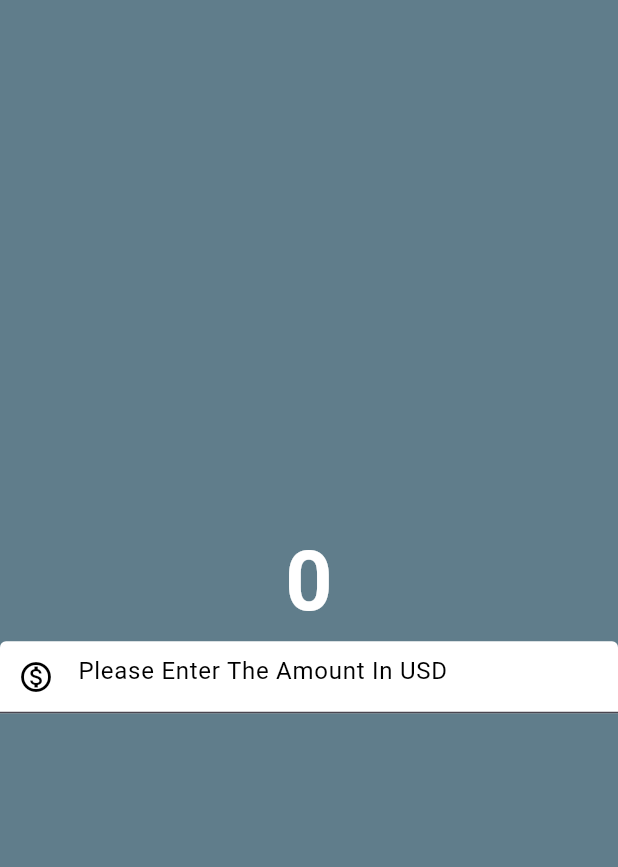
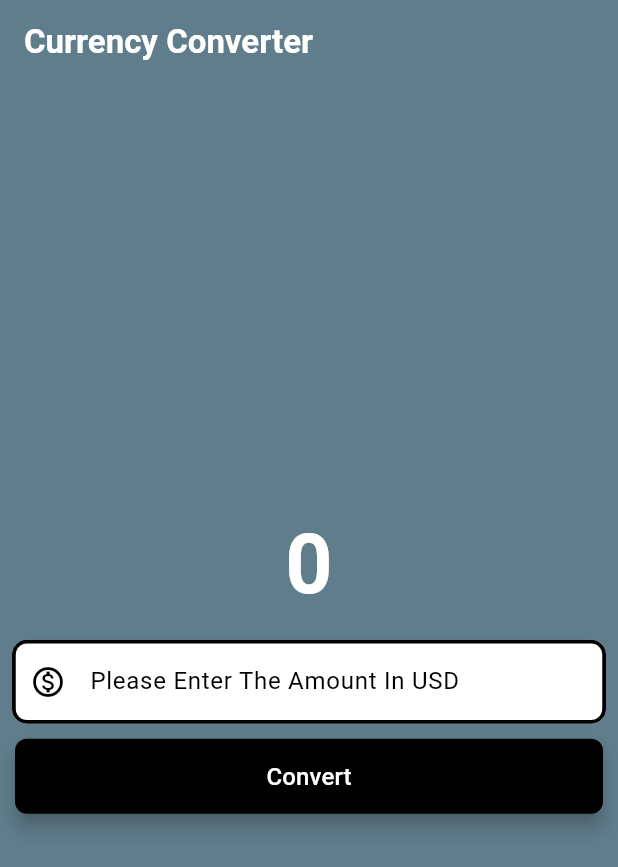
Before and after one commit to abhinav4190/Currency_Converter, a Flutter app: the screen it shows after launch, on a phone screen of 412 x 824 dp. Shown: the top 867 px of the screen. Run offline on Flutter 3.47's test engine with Material 3 defaults, Android fonts, the phone set to English and light mode, and no system bars.

Commit message:
final UI

```diff
--- a/lib/currency_converter_material_page.dart
+++ b/lib/currency_converter_material_page.dart
@@ -4,40 +4,72 @@ class CurrencyConverterMaterialPage extends StatelessWidget {
   const CurrencyConverterMaterialPage({super.key});
   @override
   Widget build(BuildContext context) {
-    return const Scaffold(
+    final border = OutlineInputBorder(
+      borderSide: const BorderSide(
+        width: 2.5,
+      ),
+      borderRadius: BorderRadius.circular(10),
+    );
+    return Scaffold(
+      appBar: AppBar(
+        title: const Text(
+          "Currency Converter",
+          style: TextStyle(fontWeight: FontWeight.w600),
+        ),
+        backgroundColor: Colors.blueGrey,
+        foregroundColor: Colors.white,
+      ),
       backgroundColor: Colors.blueGrey,
       body: Center(
         child: Column(
           mainAxisAlignment: MainAxisAlignment.center,
           children: [
-            Text(
+            const Text(
               '0',
               style: TextStyle(
-                fontSize: 55,
-                fontWeight: FontWeight.bold,
-                color: Colors.white
+                  fontSize: 55,
+                  fontWeight: FontWeight.bold,
+                  color: Colors.white),
+            ),
+            Padding(
+              padding: const EdgeInsets.symmetric(horizontal: 8, vertical: 10),
+              child: TextField(
+                style: const TextStyle(color: Colors.black),
+                decoration: InputDecoration(
+                  hintText: 'Please Enter The Amount In USD',
+                  hintStyle: const TextStyle(color: Colors.black),
+                  prefixIcon: const Icon(
+                    Icons.monetization_on_outlined,
+                    color: Colors.black,
+                  ),
+                  filled: true,
+                  fillColor: Colors.white,
+                  focusedBorder: border,
+                  enabledBorder: border,
+                ),
+                keyboardType:
+                    const TextInputType.numberWithOptions(decimal: true),
               ),
             ),
-            TextField(
-              style: TextStyle(
-                color: Colors.black
+            Padding(
+              padding: const EdgeInsets.symmetric(horizontal: 10),
+              child: ElevatedButton(
+                onPressed: () {},
+                style: TextButton.styleFrom(
+                  backgroundColor: Colors.black,
+                  foregroundColor: Colors.white,
+                  elevation: 5,
+                  shape: RoundedRectangleBorder(
+                    borderRadius: BorderRadius.circular(8),
+                  ),
+                  minimumSize: const Size(double.infinity, 50),
+                ),
+                child: const Text(
+                  "Convert",
+                  style: TextStyle(fontSize: 16),
+                ),
               ),
-              decoration: InputDecoration(
-                hintText: 'Please Enter The Amount In USD',
-                hintStyle: TextStyle(
-                  color: Colors.black
-                ),
-                prefixIcon: Icon(Icons.monetization_on_outlined, color: Colors.black,),
-                filled: true,
-                fillColor: Colors.white,
-                focusedBorder: OutlineInputBorder(
-                  borderSide: BorderSide(
-                    width: 2,
-                    strokeAlign: BorderSide.strokeAlignInside
-                  ),
-                )
-              ),
-            ),
+            )
           ],
         ),
       ),
```
